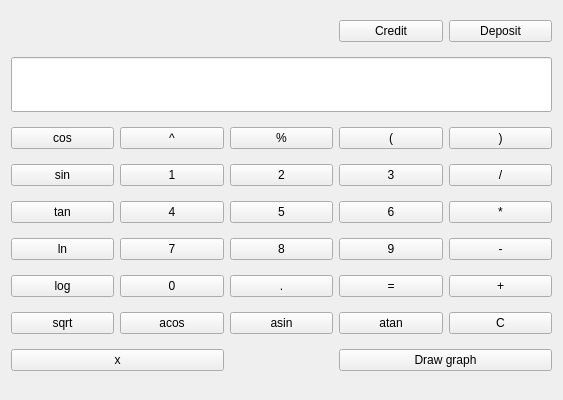
First picture: the form in SmartCalc/view.ui, repository Dolaxom/CPP_SmartCalculator, before the edit.
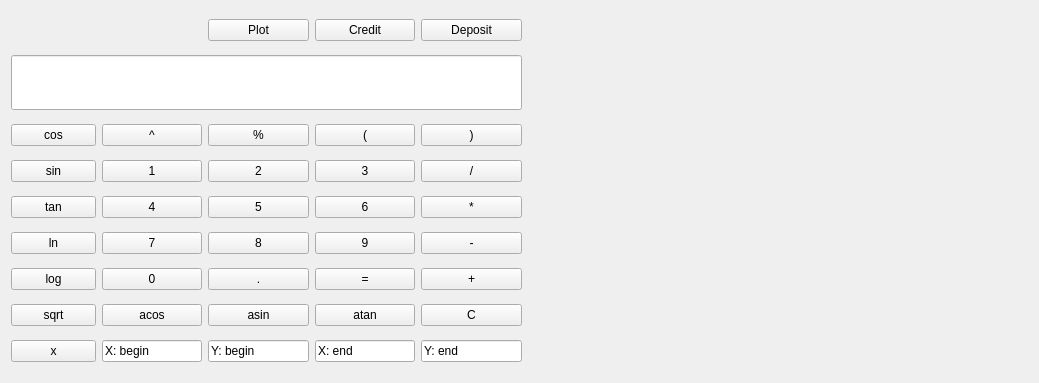
Second picture: the form after the edit. Custom widgets are drawn as their Qt base class.

Commit message:
[lib] Adding lib QCustomPlot
- Adding widget to main calc UI

Diff of the .ui file:
```diff
--- a/SmartCalc/view.ui
+++ b/SmartCalc/view.ui
@@ -6,85 +6,22 @@
    <rect>
     <x>0</x>
     <y>0</y>
-    <width>563</width>
-    <height>400</height>
+    <width>1039</width>
+    <height>383</height>
    </rect>
   </property>
   <property name="windowTitle">
    <string>SmartCalculator</string>
   </property>
   <layout class="QGridLayout" name="gridLayout">
-   <item row="7" column="3">
-    <widget class="QPushButton" name="pushButton_eq">
+   <item row="2" column="1">
+    <widget class="QPushButton" name="pushButton_pow">
      <property name="text">
-      <string>=</string>
+      <string>^</string>
      </property>
     </widget>
    </item>
-   <item row="3" column="4">
-    <widget class="QPushButton" name="pushButton_square_close">
-     <property name="text">
-      <string>)</string>
-     </property>
-    </widget>
-   </item>
-   <item row="5" column="1">
-    <widget class="QPushButton" name="pushButton_4">
-     <property name="text">
-      <string>4</string>
-     </property>
-    </widget>
-   </item>
-   <item row="7" column="2">
-    <widget class="QPushButton" name="pushButton_dot">
-     <property name="text">
-      <string>.</string>
-     </property>
-    </widget>
-   </item>
-   <item row="6" column="4">
-    <widget class="QPushButton" name="pushButton_minus">
-     <property name="text">
-      <string>-</string>
-     </property>
-    </widget>
-   </item>
-   <item row="7" column="4">
-    <widget class="QPushButton" name="pushButton_plus">
-     <property name="text">
-      <string>+</string>
-     </property>
-    </widget>
-   </item>
-   <item row="4" column="3">
-    <widget class="QPushButton" name="pushButton_3">
-     <property name="text">
-      <string>3</string>
-     </property>
-    </widget>
-   </item>
-   <item row="4" column="4">
-    <widget class="QPushButton" name="pushButton_div">
-     <property name="text">
-      <string>/</string>
-     </property>
-    </widget>
-   </item>
-   <item row="8" column="0">
-    <widget class="QPushButton" name="pushButton_sqrt">
-     <property name="text">
-      <string>sqrt</string>
-     </property>
-    </widget>
-   </item>
-   <item row="4" column="1">
-    <widget class="QPushButton" name="pushButton_1">
-     <property name="text">
-      <string>1</string>
-     </property>
-    </widget>
-   </item>
-   <item row="3" column="0">
+   <item row="2" column="0">
     <widget class="QPushButton" name="pushButton_cos">
      <property name="sizeIncrement">
       <size>
@@ -103,150 +40,192 @@
      </property>
     </widget>
    </item>
-   <item row="5" column="3">
-    <widget class="QPushButton" name="pushButton_6">
+   <item row="4" column="0">
+    <widget class="QPushButton" name="pushButton_tan">
      <property name="text">
-      <string>6</string>
+      <string>tan</string>
      </property>
     </widget>
    </item>
    <item row="5" column="4">
+    <widget class="QPushButton" name="pushButton_minus">
+     <property name="text">
+      <string>-</string>
+     </property>
+    </widget>
+   </item>
+   <item row="6" column="0">
+    <widget class="QPushButton" name="pushButton_log">
+     <property name="text">
+      <string>log</string>
+     </property>
+    </widget>
+   </item>
+   <item row="5" column="0">
+    <widget class="QPushButton" name="pushButton_ln">
+     <property name="text">
+      <string>ln</string>
+     </property>
+    </widget>
+   </item>
+   <item row="4" column="4">
     <widget class="QPushButton" name="pushButton_mult">
      <property name="text">
       <string>*</string>
      </property>
     </widget>
    </item>
-   <item row="3" column="1">
-    <widget class="QPushButton" name="pushButton_pow">
+   <item row="7" column="4">
+    <widget class="QPushButton" name="pushButton_C">
      <property name="text">
-      <string>^</string>
+      <string>C</string>
      </property>
     </widget>
    </item>
-   <item row="9" column="0" colspan="2">
-    <widget class="QPushButton" name="pushButton_x">
-     <property name="text">
-      <string>x</string>
-     </property>
-    </widget>
-   </item>
-   <item row="6" column="2">
+   <item row="5" column="2">
     <widget class="QPushButton" name="pushButton_8">
      <property name="text">
       <string>8</string>
      </property>
     </widget>
    </item>
-   <item row="5" column="2">
-    <widget class="QPushButton" name="pushButton_5">
+   <item row="7" column="3">
+    <widget class="QPushButton" name="pushButton_atan">
      <property name="text">
-      <string>5</string>
+      <string>atan</string>
      </property>
     </widget>
    </item>
-   <item row="4" column="2">
+   <item row="4" column="1">
+    <widget class="QPushButton" name="pushButton_4">
+     <property name="text">
+      <string>4</string>
+     </property>
+    </widget>
+   </item>
+   <item row="0" column="4">
+    <widget class="QPushButton" name="pushButton_34">
+     <property name="text">
+      <string>Deposit</string>
+     </property>
+    </widget>
+   </item>
+   <item row="5" column="1">
+    <widget class="QPushButton" name="pushButton_7">
+     <property name="text">
+      <string>7</string>
+     </property>
+    </widget>
+   </item>
+   <item row="6" column="1">
+    <widget class="QPushButton" name="pushButton_0">
+     <property name="text">
+      <string>0</string>
+     </property>
+    </widget>
+   </item>
+   <item row="3" column="1">
+    <widget class="QPushButton" name="pushButton_1">
+     <property name="text">
+      <string>1</string>
+     </property>
+    </widget>
+   </item>
+   <item row="3" column="2">
     <widget class="QPushButton" name="pushButton_2">
      <property name="text">
       <string>2</string>
      </property>
     </widget>
    </item>
-   <item row="6" column="3">
-    <widget class="QPushButton" name="pushButton_9">
-     <property name="text">
-      <string>9</string>
-     </property>
-    </widget>
-   </item>
-   <item row="7" column="0">
-    <widget class="QPushButton" name="pushButton_log">
-     <property name="text">
-      <string>log</string>
-     </property>
-    </widget>
-   </item>
-   <item row="3" column="3">
-    <widget class="QPushButton" name="pushButton_square_open">
-     <property name="text">
-      <string>(</string>
-     </property>
-    </widget>
-   </item>
-   <item row="5" column="0">
-    <widget class="QPushButton" name="pushButton_tan">
-     <property name="text">
-      <string>tan</string>
-     </property>
-    </widget>
-   </item>
-   <item row="8" column="4">
-    <widget class="QPushButton" name="pushButton_C">
-     <property name="text">
-      <string>C</string>
-     </property>
-    </widget>
-   </item>
-   <item row="8" column="1">
+   <item row="7" column="1">
     <widget class="QPushButton" name="pushButton_acos">
      <property name="text">
       <string>acos</string>
      </property>
     </widget>
    </item>
-   <item row="8" column="2">
-    <widget class="QPushButton" name="pushButton_asin">
+   <item row="2" column="4">
+    <widget class="QPushButton" name="pushButton_square_close">
      <property name="text">
-      <string>asin</string>
+      <string>)</string>
      </property>
     </widget>
    </item>
-   <item row="6" column="0">
-    <widget class="QPushButton" name="pushButton_ln">
-     <property name="text">
-      <string>ln</string>
-     </property>
-    </widget>
-   </item>
-   <item row="9" column="3" colspan="2">
-    <widget class="QPushButton" name="pushButton_drawGraph">
-     <property name="text">
-      <string>Draw graph</string>
-     </property>
-    </widget>
-   </item>
-   <item row="3" column="2">
+   <item row="2" column="2">
     <widget class="QPushButton" name="pushButton_mod">
      <property name="text">
       <string>%</string>
      </property>
     </widget>
    </item>
-   <item row="8" column="3">
-    <widget class="QPushButton" name="pushButton_atan">
+   <item row="2" column="3">
+    <widget class="QPushButton" name="pushButton_square_open">
      <property name="text">
-      <string>atan</string>
+      <string>(</string>
      </property>
     </widget>
    </item>
-   <item row="7" column="1">
-    <widget class="QPushButton" name="pushButton_0">
+   <item row="5" column="3">
+    <widget class="QPushButton" name="pushButton_9">
      <property name="text">
-      <string>0</string>
+      <string>9</string>
      </property>
     </widget>
    </item>
-   <item row="4" column="0">
+   <item row="3" column="4">
+    <widget class="QPushButton" name="pushButton_div">
+     <property name="text">
+      <string>/</string>
+     </property>
+    </widget>
+   </item>
+   <item row="0" column="3">
+    <widget class="QPushButton" name="pushButton_33">
+     <property name="text">
+      <string>Credit</string>
+     </property>
+    </widget>
+   </item>
+   <item row="6" column="4">
+    <widget class="QPushButton" name="pushButton_plus">
+     <property name="text">
+      <string>+</string>
+     </property>
+    </widget>
+   </item>
+   <item row="3" column="0">
     <widget class="QPushButton" name="pushButton_sin">
      <property name="text">
       <string>sin</string>
      </property>
     </widget>
    </item>
-   <item row="6" column="1">
-    <widget class="QPushButton" name="pushButton_7">
+   <item row="4" column="2">
+    <widget class="QPushButton" name="pushButton_5">
      <property name="text">
-      <string>7</string>
+      <string>5</string>
+     </property>
+    </widget>
+   </item>
+   <item row="7" column="0">
+    <widget class="QPushButton" name="pushButton_sqrt">
+     <property name="text">
+      <string>sqrt</string>
+     </property>
+    </widget>
+   </item>
+   <item row="3" column="3">
+    <widget class="QPushButton" name="pushButton_3">
+     <property name="text">
+      <string>3</string>
+     </property>
+    </widget>
+   </item>
+   <item row="7" column="2">
+    <widget class="QPushButton" name="pushButton_asin">
+     <property name="text">
+      <string>asin</string>
      </property>
     </widget>
    </item>
@@ -283,22 +262,95 @@
      </property>
     </widget>
    </item>
-   <item row="0" column="4">
-    <widget class="QPushButton" name="pushButton_34">
+   <item row="6" column="2">
+    <widget class="QPushButton" name="pushButton_dot">
      <property name="text">
-      <string>Deposit</string>
+      <string>.</string>
      </property>
     </widget>
    </item>
-   <item row="0" column="3">
-    <widget class="QPushButton" name="pushButton_33">
+   <item row="4" column="3">
+    <widget class="QPushButton" name="pushButton_6">
      <property name="text">
-      <string>Credit</string>
+      <string>6</string>
+     </property>
+    </widget>
+   </item>
+   <item row="6" column="3">
+    <widget class="QPushButton" name="pushButton_eq">
+     <property name="text">
+      <string>=</string>
+     </property>
+    </widget>
+   </item>
+   <item row="0" column="5" rowspan="9">
+    <widget class="QCustomPlot" name="widget" native="true">
+     <property name="minimumSize">
+      <size>
+       <width>500</width>
+       <height>0</height>
+      </size>
+     </property>
+    </widget>
+   </item>
+   <item row="8" column="0">
+    <widget class="QPushButton" name="pushButton_x">
+     <property name="minimumSize">
+      <size>
+       <width>85</width>
+       <height>0</height>
+      </size>
+     </property>
+     <property name="text">
+      <string>x</string>
+     </property>
+    </widget>
+   </item>
+   <item row="0" column="2">
+    <widget class="QPushButton" name="pushButton_drawGraph">
+     <property name="text">
+      <string>Plot</string>
+     </property>
+    </widget>
+   </item>
+   <item row="8" column="1">
+    <widget class="QLineEdit" name="lineEdit">
+     <property name="text">
+      <string>X: begin</string>
+     </property>
+    </widget>
+   </item>
+   <item row="8" column="2">
+    <widget class="QLineEdit" name="lineEdit_2">
+     <property name="text">
+      <string>Y: begin</string>
+     </property>
+    </widget>
+   </item>
+   <item row="8" column="3">
+    <widget class="QLineEdit" name="lineEdit_3">
+     <property name="text">
+      <string>X: end</string>
+     </property>
+    </widget>
+   </item>
+   <item row="8" column="4">
+    <widget class="QLineEdit" name="lineEdit_4">
+     <property name="text">
+      <string>Y: end</string>
      </property>
     </widget>
    </item>
   </layout>
  </widget>
+ <customwidgets>
+  <customwidget>
+   <class>QCustomPlot</class>
+   <extends>QWidget</extends>
+   <header>qcustomplot.h</header>
+   <container>1</container>
+  </customwidget>
+ </customwidgets>
  <resources/>
  <connections/>
 </ui>
```
The commit also changes 7 other files.
